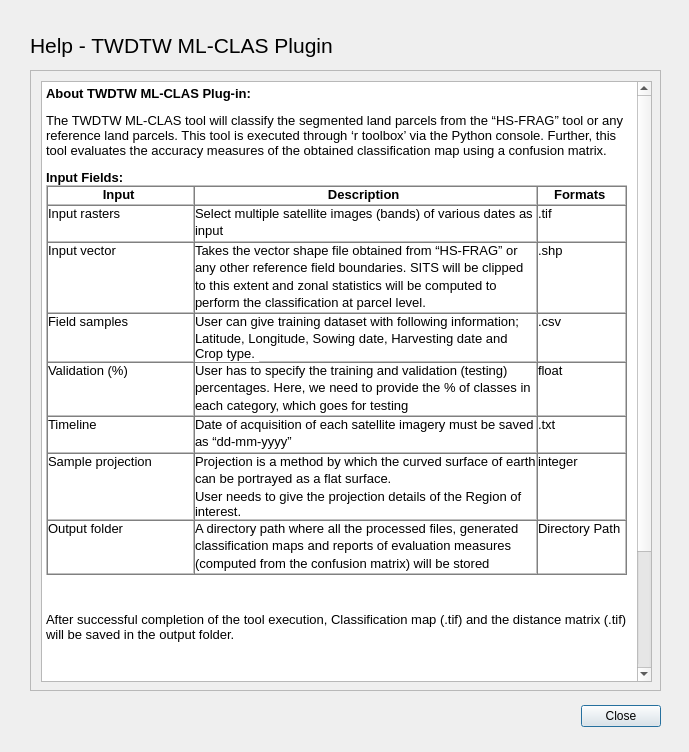
sravaniduvvuri/ML-CLAS, file twdtw_help.ui: the form before one commit.
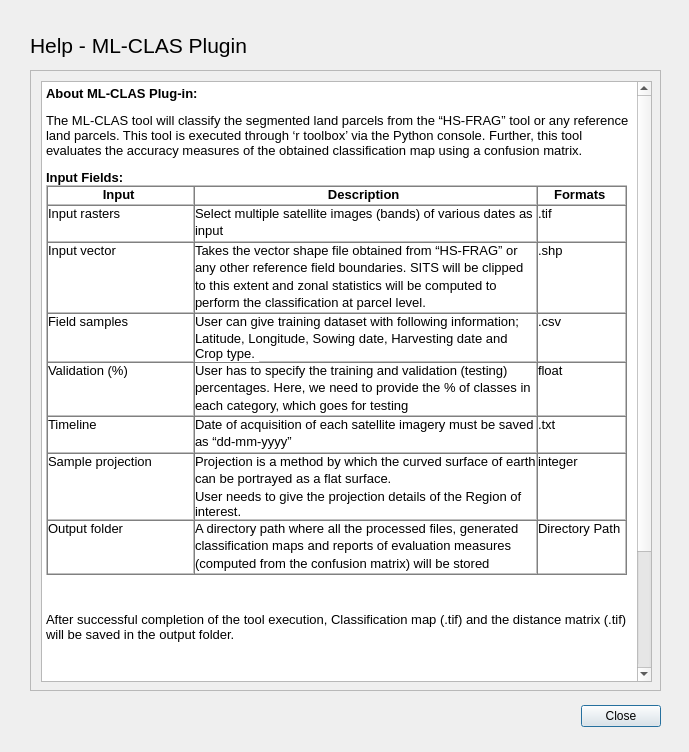
The form after the commit.

Commit message: rename help ui

The edit to the form file:
```diff
--- a/twdtw_help.ui
+++ b/twdtw_help.ui
@@ -67,8 +67,8 @@
 &lt;html&gt;&lt;head&gt;&lt;meta name=&quot;qrichtext&quot; content=&quot;1&quot; /&gt;&lt;style type=&quot;text/css&quot;&gt;
 p, li { white-space: pre-wrap; }
 &lt;/style&gt;&lt;/head&gt;&lt;body style=&quot; font-family:'MS Shell Dlg 2'; font-size:7.8pt; font-weight:400; font-style:normal;&quot;&gt;
-&lt;p style=&quot; margin-top:0px; margin-bottom:0px; margin-left:0px; margin-right:0px; -qt-block-indent:0; text-indent:0px;&quot;&gt;&lt;span style=&quot; font-family:'Arial,sans-serif'; font-size:10pt; font-weight:600; background-color:#ffffff;&quot;&gt;About TWDTW ML-CLAS Plug-in:&lt;/span&gt;&lt;span style=&quot; font-family:'Arial,sans-serif'; font-size:10pt;&quot;&gt; &lt;/span&gt;&lt;/p&gt;
-&lt;p style=&quot; margin-top:12px; margin-bottom:0px; margin-left:0px; margin-right:0px; -qt-block-indent:0; text-indent:0px; background-color:#ffffff;&quot;&gt;&lt;span style=&quot; font-family:'Arial,sans-serif'; font-size:10pt; color:#000000; background-color:#ffffff;&quot;&gt;The TWDTW ML-CLAS tool will classify the segmented land parcels from the “HS-FRAG” tool or any reference land parcels. This tool is executed through ‘r toolbox’ via the Python console. Further, this tool evaluates the accuracy measures of the obtained classification map using a confusion matrix. &lt;/span&gt;&lt;/p&gt;
+&lt;p style=&quot; margin-top:0px; margin-bottom:0px; margin-left:0px; margin-right:0px; -qt-block-indent:0; text-indent:0px;&quot;&gt;&lt;span style=&quot; font-family:'Arial,sans-serif'; font-size:10pt; font-weight:600; background-color:#ffffff;&quot;&gt;About ML-CLAS Plug-in:&lt;/span&gt;&lt;span style=&quot; font-family:'Arial,sans-serif'; font-size:10pt;&quot;&gt; &lt;/span&gt;&lt;/p&gt;
+&lt;p style=&quot; margin-top:12px; margin-bottom:0px; margin-left:0px; margin-right:0px; -qt-block-indent:0; text-indent:0px; background-color:#ffffff;&quot;&gt;&lt;span style=&quot; font-family:'Arial,sans-serif'; font-size:10pt; color:#000000; background-color:#ffffff;&quot;&gt;The ML-CLAS tool will classify the segmented land parcels from the “HS-FRAG” tool or any reference land parcels. This tool is executed through ‘r toolbox’ via the Python console. Further, this tool evaluates the accuracy measures of the obtained classification map using a confusion matrix. &lt;/span&gt;&lt;/p&gt;
 &lt;p style=&quot; margin-top:12px; margin-bottom:0px; margin-left:0px; margin-right:0px; -qt-block-indent:0; text-indent:0px; background-color:#ffffff;&quot;&gt;&lt;span style=&quot; font-family:'Arial,sans-serif'; font-size:10pt; font-weight:600; background-color:#ffffff;&quot;&gt;Input Fields:&lt;/span&gt;&lt;span style=&quot; font-family:'Arial,sans-serif'; font-size:10pt;&quot;&gt; &lt;/span&gt;&lt;/p&gt;
 &lt;table border=&quot;1&quot; style=&quot; margin-top:0px; margin-bottom:0px; margin-left:0px; margin-right:0px;&quot; width=&quot;100%&quot; cellspacing=&quot;0&quot; cellpadding=&quot;0&quot;&gt;
 &lt;tr&gt;
@@ -158,7 +158,7 @@
     </font>
    </property>
    <property name="text">
-    <string>Help - TWDTW ML-CLAS Plugin</string>
+    <string>Help - ML-CLAS Plugin</string>
    </property>
   </widget>
  </widget>
```
Left out of the diff: 2 changed lines with no effect on the pictures.
